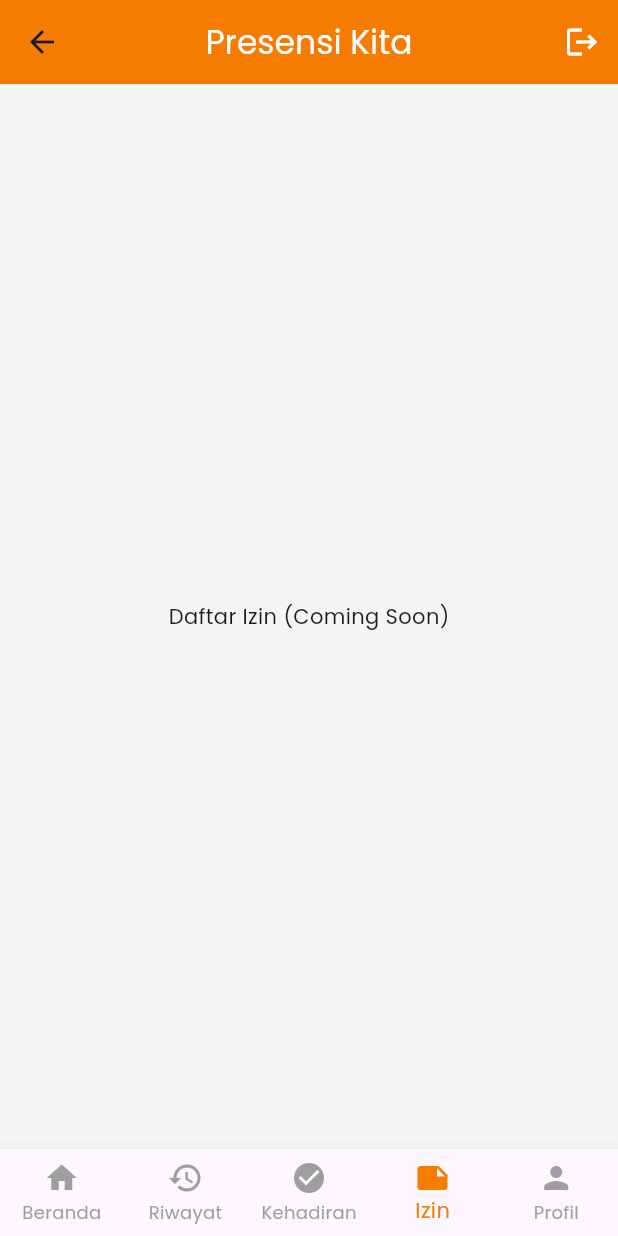
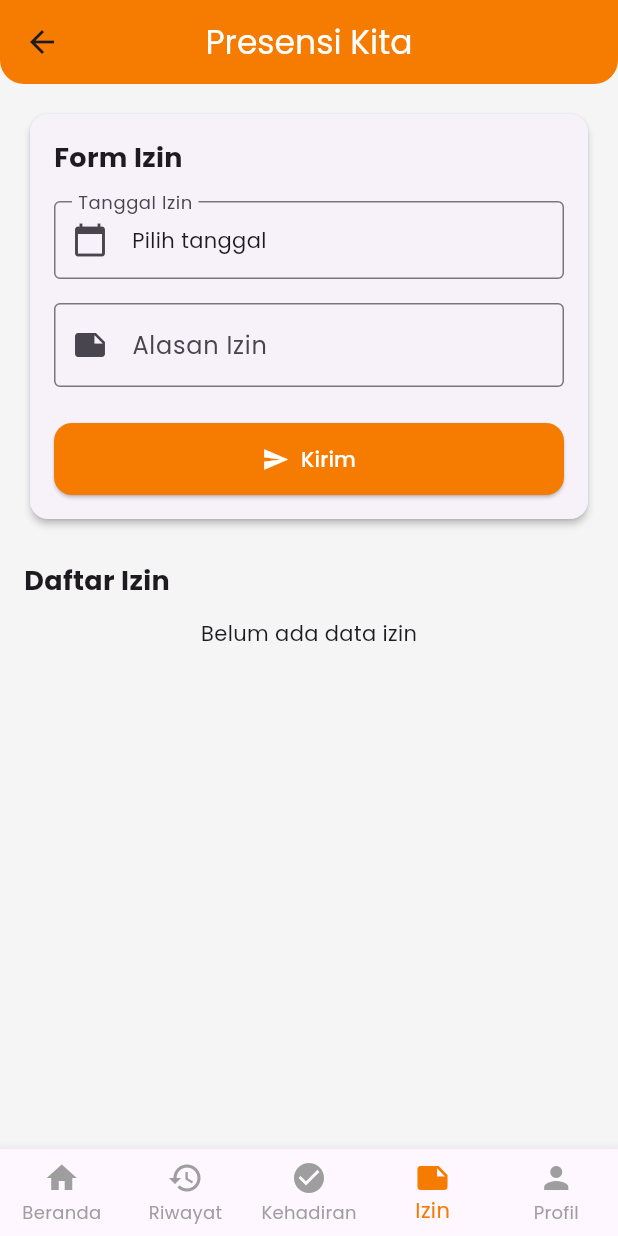
Before and after one commit to gerrybagaskoro/absensi_ppkdjp_b3, a Flutter app: the DashboardPresensi screen opened by its route, item 4 of the bottom bar chosen, on a phone screen of 412 x 824 dp. Run offline on Flutter 3.47's test engine with Material 3 defaults, Android fonts, the phone set to English and light mode, and no system bars; our stand-ins replace google_fonts, image_picker, shared_preferences; accounts and stored records are empty.

Commit message:
Add localization support and enhance attendance features
- Implement flutter_localization package for improved localization.
- Refactor attendance-related screens: added IzinPresensi and KehadiranPresensi.
- Update HistoryPresensi to support date range filtering.
- Enhance shared preferences management for onboarding status.
- Improve UI elements and structure across various screens.

```diff
--- a/lib/main.dart
+++ b/lib/main.dart
@@ -18,11 +18,13 @@ class MyApp extends StatelessWidget {
   @override
   Widget build(BuildContext context) {
     return MaterialApp(
+      debugShowCheckedModeBanner: false,
       title: 'Absensi PPKD',
       theme: ThemeData(
         primarySwatch: Colors.orange,
         textTheme: GoogleFonts.poppinsTextTheme(),
       ),
+
       initialRoute: '/splash',
       routes: {
         '/login': (context) => const LoginPresensi(),
--- a/lib/views/absensi/dashboard_presensi.dart
+++ b/lib/views/absensi/dashboard_presensi.dart
@@ -1,6 +1,8 @@
 // ignore_for_file: deprecated_member_use
 
 import 'package:absensi_ppkdjp_b3/views/absensi/history_presensi.dart';
+import 'package:absensi_ppkdjp_b3/views/absensi/izin_presensi.dart';
+import 'package:absensi_ppkdjp_b3/views/absensi/kehadiran_presensi.dart';
 import 'package:absensi_ppkdjp_b3/views/profile/profile_presensi.dart';
 import 'package:absensi_ppkdjp_b3/widgets/absensi/header_section.dart';
 import 'package:absensi_ppkdjp_b3/widgets/absensi/location_card.dart';
@@ -44,9 +46,11 @@ class _DashboardPresensiState extends State<DashboardPresensi> {
     final List<Widget> pages = [
       _buildDashboardPage(),
       HistoryPresensi(),
+      KehadiranPresensi(),
       // const Center(child: Text("Riwayat Presensi (Coming Soon)")),
-      const Center(child: Text("Kehadiran / Presensi (Coming Soon)")),
-      const Center(child: Text("Daftar Izin (Coming Soon)")),
+      // const Center(child: Text("Kehadiran / Presensi (Coming Soon)")),
+      IzinPresensi(),
+      // const Center(child: Text("Daftar Izin (Coming Soon)")),
       // const Center(child: Text("Profil (Coming Soon)")),
       ProfilePresensi(),
     ];
@@ -54,23 +58,27 @@ class _DashboardPresensiState extends State<DashboardPresensi> {
     return Scaffold(
       backgroundColor: Colors.grey[100],
       appBar: AppBar(
+        // leading: Icon(Icons.menu, color: Colors.white),
         title: const Text(
           'Presensi Kita',
           style: TextStyle(color: Colors.white),
         ),
+        shape: const RoundedRectangleBorder(
+          borderRadius: BorderRadius.vertical(bottom: Radius.circular(16)),
+        ),
         centerTitle: true,
         backgroundColor: Colors.orange[700],
         elevation: 0,
-        actions: [
-          // IconButton(
-          //   icon: const Icon(Icons.settings, color: Colors.white),
-          //   onPressed: () {},
-          // ),
-          IconButton(
-            icon: const Icon(Icons.logout, color: Colors.white),
-            onPressed: () {},
-          ),
-        ],
+        // actions: [
+        //   // IconButton(
+        //   //   icon: const Icon(Icons.settings, color: Colors.white),
+        //   //   onPressed: () {},
+        //   // ),
+        //   // IconButton(
+        //   //   icon: const Icon(Icons.menu, color: Colors.white),
+        //   //   onPressed: () {},
+        //   // ),
+        // ],
       ),
       body: pages[_selectedIndex],
       bottomNavigationBar: BottomNavigationBar(
--- /dev/null
+++ b/lib/views/absensi/izin_presensi.dart
@@ -0,0 +1,179 @@
+// lib/views/izin/izin_presensi.dart
+import 'package:flutter/material.dart';
+import 'package:intl/intl.dart';
+
+class IzinPresensi extends StatefulWidget {
+  const IzinPresensi({super.key});
+
+  @override
+  State<IzinPresensi> createState() => _IzinPresensiState();
+}
+
+class _IzinPresensiState extends State<IzinPresensi> {
+  final _formKey = GlobalKey<FormState>();
+  final _alasanController = TextEditingController();
+
+  DateTime? _selectedDate;
+  final List<Map<String, String>> _izinList = [];
+
+  Future<void> _pilihTanggal() async {
+    final DateTime? picked = await showDatePicker(
+      context: context,
+      initialDate: DateTime.now(),
+      firstDate: DateTime(2020),
+      lastDate: DateTime(2030),
+      locale: const Locale("id", "ID"),
+    );
+    if (picked != null) {
+      setState(() {
+        _selectedDate = picked;
+      });
+    }
+  }
+
+  void _tambahIzin() {
+    if (_formKey.currentState!.validate() && _selectedDate != null) {
+      setState(() {
+        _izinList.add({
+          "tanggal": DateFormat('dd MMM yyyy', 'id_ID').format(_selectedDate!),
+          "alasan": _alasanController.text,
+        });
+      });
+
+      ScaffoldMessenger.of(context).showSnackBar(
+        const SnackBar(content: Text("Izin berhasil ditambahkan")),
+      );
+
+      _alasanController.clear();
+      _selectedDate = null;
+    }
+  }
+
+  @override
+  Widget build(BuildContext context) {
+    return Scaffold(
+      backgroundColor: Colors.grey[100],
+      body: SingleChildScrollView(
+        padding: const EdgeInsets.all(16),
+        child: Column(
+          crossAxisAlignment: CrossAxisAlignment.start,
+          children: [
+            /// === FORM IZIN ===
+            Card(
+              elevation: 2,
+              shape: RoundedRectangleBorder(
+                borderRadius: BorderRadius.circular(12),
+              ),
+              child: Padding(
+                padding: const EdgeInsets.all(16.0),
+                child: Form(
+                  key: _formKey,
+                  child: Column(
+                    crossAxisAlignment: CrossAxisAlignment.start,
+                    children: [
+                      const Text(
+                        "Form Izin",
+                        style: TextStyle(
+                          fontSize: 18,
+                          fontWeight: FontWeight.bold,
+                        ),
+                      ),
+                      const SizedBox(height: 16),
+
+                      /// PILIH TANGGAL
+                      InkWell(
+                        onTap: _pilihTanggal,
+                        child: InputDecorator(
+                          decoration: const InputDecoration(
+                            labelText: "Tanggal Izin",
+                            border: OutlineInputBorder(),
+                            prefixIcon: Icon(Icons.calendar_today),
+                          ),
+                          child: Text(
+                            _selectedDate == null
+                                ? "Pilih tanggal"
+                                : DateFormat(
+                                    'EEEE, dd MMMM yyyy',
+                                    'id_ID',
+                                  ).format(_selectedDate!),
+                          ),
+                        ),
+                      ),
+                      const SizedBox(height: 16),
+
+                      /// ALASAN
+                      TextFormField(
+                        controller: _alasanController,
+                        decoration: const InputDecoration(
+                          labelText: "Alasan Izin",
+                          border: OutlineInputBorder(),
+                          prefixIcon: Icon(Icons.note),
+                        ),
+                        validator: (value) =>
+                            value!.isEmpty ? "Alasan tidak boleh kosong" : null,
+                      ),
+                      const SizedBox(height: 24),
+
+                      /// BUTTON KIRIM
+                      SizedBox(
+                        width: double.infinity,
+                        child: ElevatedButton.icon(
+                          icon: const Icon(Icons.send, color: Colors.white),
+                          label: const Text(
+                            "Kirim",
+                            style: TextStyle(color: Colors.white),
+                          ),
+                          style: ElevatedButton.styleFrom(
+                            backgroundColor: Colors.orange[700],
+                            padding: const EdgeInsets.symmetric(vertical: 14),
+                            shape: RoundedRectangleBorder(
+                              borderRadius: BorderRadius.circular(12),
+                            ),
+                          ),
+                          onPressed: _tambahIzin,
+                        ),
+                      ),
+                    ],
+                  ),
+                ),
+              ),
+            ),
+            const SizedBox(height: 24),
+
+            /// === LIST IZIN ===
+            const Text(
+              "Daftar Izin",
+              style: TextStyle(fontSize: 18, fontWeight: FontWeight.bold),
+            ),
+            const SizedBox(height: 12),
+            _izinList.isEmpty
+                ? const Center(child: Text("Belum ada data izin"))
+                : ListView.builder(
+                    itemCount: _izinList.length,
+                    shrinkWrap: true,
+                    physics: const NeverScrollableScrollPhysics(),
+                    itemBuilder: (context, index) {
+                      final izin = _izinList[index];
+                      return Card(
+                        elevation: 2,
+                        shape: RoundedRectangleBorder(
+                          borderRadius: BorderRadius.circular(12),
+                        ),
+                        margin: const EdgeInsets.only(bottom: 12),
+                        child: ListTile(
+                          leading: CircleAvatar(
+                            backgroundColor: Colors.orange[700],
+                            child: const Icon(Icons.event, color: Colors.white),
+                          ),
+                          title: Text(izin["tanggal"] ?? ""),
+                          subtitle: Text("Alasan: ${izin["alasan"]}"),
+                        ),
+                      );
+                    },
+                  ),
+          ],
+        ),
+      ),
+    );
+  }
+}
--- a/lib/views/splash_screen.dart
+++ b/lib/views/splash_screen.dart
@@ -35,7 +35,7 @@ class _SplashScreenState extends State<SplashScreen> {
           children: [
             const AppLogo(height: 300, width: 300),
             const CircularProgressIndicator(
-              valueColor: AlwaysStoppedAnimation<Color>(Colors.white),
+              valueColor: AlwaysStoppedAnimation<Color>(Colors.orangeAccent),
             ),
           ],
         ),
--- a/pubspec.yaml
+++ b/pubspec.yaml
@@ -32,6 +32,7 @@ dependencies:
   cupertino_icons: ^1.0.8
   flutter:
     sdk: flutter
+  flutter_localization: ^0.3.3
   google_fonts: ^6.3.1
   http: ^1.5.0
   image_picker: ^1.2.0
```
Also changed, not shown: lib/api/endpoint.dart (added, +7 -0 lines), lib/preference/shared_preference.dart (added, +87 -0 lines), lib/views/absensi/history_presensi.dart (+83 -13 lines), lib/views/absensi/kehadiran_presensi.dart (added, +129 -0 lines), lib/api/auth_service.dart (added), lib/model/auth/login_model.dart (added), lib/model/auth/register_model.dart (added), pubspec.lock, 5 other files.
